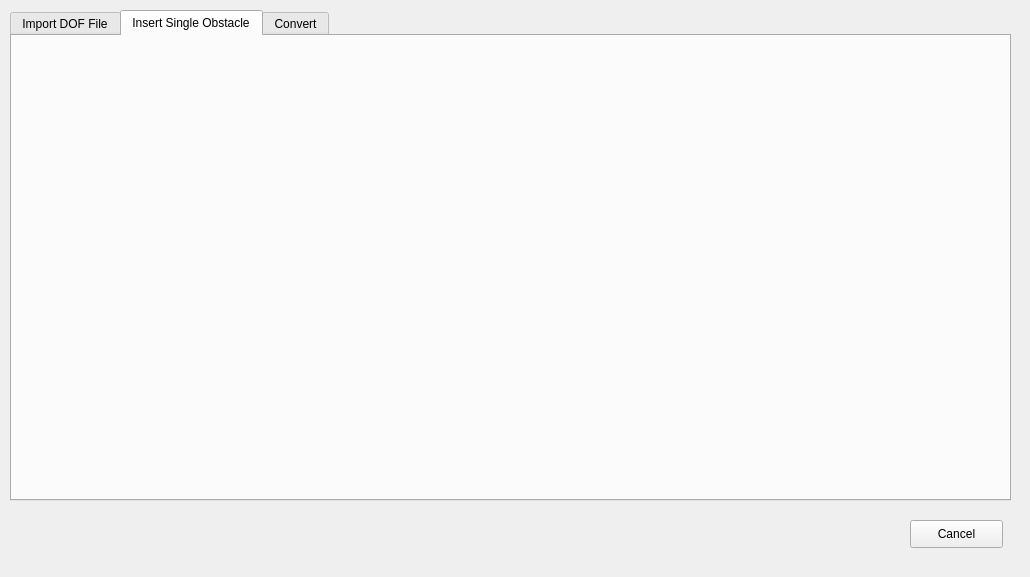
Above: obstacle_faa_dof_db/obstacle_faa_dof_db_dialog_base.ui from strpaw/ObstacleDatabase_FAA_DOF before the change. Below: the same form after it.
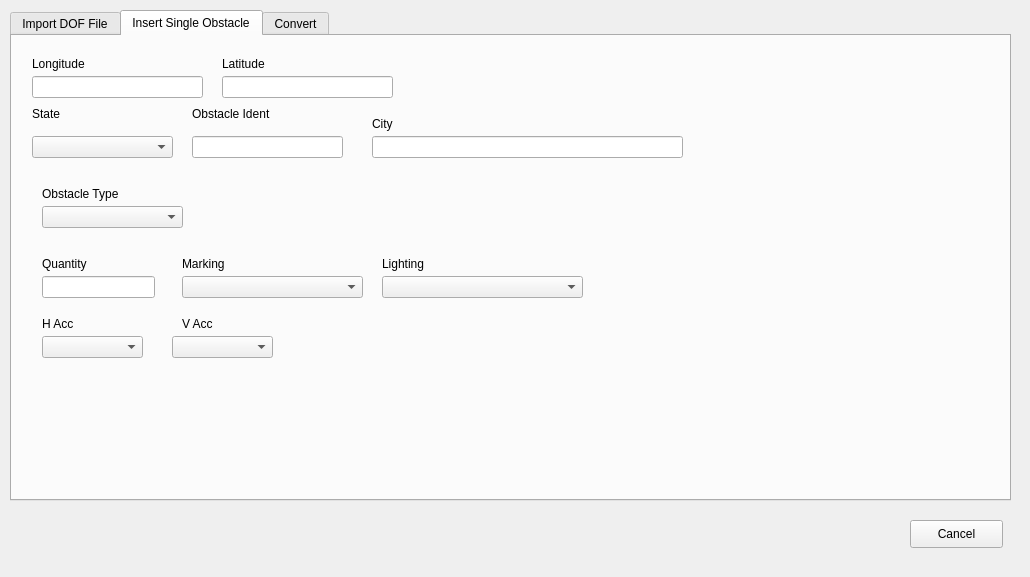
That is the form after the change. The open tabs and pages were chosen to show the change. Custom widgets are drawn as their Qt base class.

Commit message: Add GUI for inserting single obstacle

Patch:
```diff
--- a/obstacle_faa_dof_db/obstacle_faa_dof_db_dialog_base.ui
+++ b/obstacle_faa_dof_db/obstacle_faa_dof_db_dialog_base.ui
@@ -99,6 +99,259 @@
     <attribute name="title">
      <string>Insert Single Obstacle</string>
     </attribute>
+    <widget class="QComboBox" name="comboBoxState">
+     <property name="geometry">
+      <rect>
+       <x>20</x>
+       <y>100</y>
+       <width>141</width>
+       <height>22</height>
+      </rect>
+     </property>
+    </widget>
+    <widget class="QLineEdit" name="lineEditObstacleIdent">
+     <property name="geometry">
+      <rect>
+       <x>180</x>
+       <y>100</y>
+       <width>151</width>
+       <height>22</height>
+      </rect>
+     </property>
+    </widget>
+    <widget class="QComboBox" name="comboBoxObstacleType">
+     <property name="geometry">
+      <rect>
+       <x>30</x>
+       <y>170</y>
+       <width>141</width>
+       <height>22</height>
+      </rect>
+     </property>
+    </widget>
+    <widget class="QLabel" name="label_6">
+     <property name="geometry">
+      <rect>
+       <x>20</x>
+       <y>70</y>
+       <width>55</width>
+       <height>16</height>
+      </rect>
+     </property>
+     <property name="text">
+      <string>State</string>
+     </property>
+    </widget>
+    <widget class="QLabel" name="label_7">
+     <property name="geometry">
+      <rect>
+       <x>180</x>
+       <y>70</y>
+       <width>91</width>
+       <height>16</height>
+      </rect>
+     </property>
+     <property name="text">
+      <string>Obstacle Ident</string>
+     </property>
+    </widget>
+    <widget class="QLabel" name="label_8">
+     <property name="geometry">
+      <rect>
+       <x>30</x>
+       <y>150</y>
+       <width>91</width>
+       <height>16</height>
+      </rect>
+     </property>
+     <property name="text">
+      <string>Obstacle Type</string>
+     </property>
+    </widget>
+    <widget class="QLabel" name="label_9">
+     <property name="geometry">
+      <rect>
+       <x>360</x>
+       <y>80</y>
+       <width>55</width>
+       <height>16</height>
+      </rect>
+     </property>
+     <property name="text">
+      <string>City</string>
+     </property>
+    </widget>
+    <widget class="QLineEdit" name="lineEditCity">
+     <property name="geometry">
+      <rect>
+       <x>360</x>
+       <y>100</y>
+       <width>311</width>
+       <height>22</height>
+      </rect>
+     </property>
+    </widget>
+    <widget class="QLineEdit" name="lineEditLongitude">
+     <property name="geometry">
+      <rect>
+       <x>20</x>
+       <y>40</y>
+       <width>171</width>
+       <height>22</height>
+      </rect>
+     </property>
+    </widget>
+    <widget class="QLineEdit" name="lineEditLatitude">
+     <property name="geometry">
+      <rect>
+       <x>210</x>
+       <y>40</y>
+       <width>171</width>
+       <height>22</height>
+      </rect>
+     </property>
+    </widget>
+    <widget class="QLabel" name="label_10">
+     <property name="geometry">
+      <rect>
+       <x>20</x>
+       <y>20</y>
+       <width>61</width>
+       <height>16</height>
+      </rect>
+     </property>
+     <property name="text">
+      <string>Longitude</string>
+     </property>
+    </widget>
+    <widget class="QLabel" name="label_11">
+     <property name="geometry">
+      <rect>
+       <x>210</x>
+       <y>20</y>
+       <width>55</width>
+       <height>16</height>
+      </rect>
+     </property>
+     <property name="text">
+      <string>Latitude</string>
+     </property>
+    </widget>
+    <widget class="QLineEdit" name="lineEditQuantity">
+     <property name="geometry">
+      <rect>
+       <x>30</x>
+       <y>240</y>
+       <width>113</width>
+       <height>22</height>
+      </rect>
+     </property>
+    </widget>
+    <widget class="QLabel" name="label_12">
+     <property name="geometry">
+      <rect>
+       <x>30</x>
+       <y>220</y>
+       <width>55</width>
+       <height>16</height>
+      </rect>
+     </property>
+     <property name="text">
+      <string>Quantity</string>
+     </property>
+    </widget>
+    <widget class="QComboBox" name="comboBoxMarking">
+     <property name="geometry">
+      <rect>
+       <x>170</x>
+       <y>240</y>
+       <width>181</width>
+       <height>22</height>
+      </rect>
+     </property>
+    </widget>
+    <widget class="QComboBox" name="comboBoxLighting">
+     <property name="geometry">
+      <rect>
+       <x>370</x>
+       <y>240</y>
+       <width>201</width>
+       <height>22</height>
+      </rect>
+     </property>
+    </widget>
+    <widget class="QLabel" name="label_13">
+     <property name="geometry">
+      <rect>
+       <x>170</x>
+       <y>220</y>
+       <width>55</width>
+       <height>16</height>
+      </rect>
+     </property>
+     <property name="text">
+      <string>Marking</string>
+     </property>
+    </widget>
+    <widget class="QLabel" name="label_14">
+     <property name="geometry">
+      <rect>
+       <x>370</x>
+       <y>220</y>
+       <width>55</width>
+       <height>16</height>
+      </rect>
+     </property>
+     <property name="text">
+      <string>Lighting</string>
+     </property>
+    </widget>
+    <widget class="QLabel" name="label_15">
+     <property name="geometry">
+      <rect>
+       <x>30</x>
+       <y>280</y>
+       <width>55</width>
+       <height>16</height>
+      </rect>
+     </property>
+     <property name="text">
+      <string>H Acc</string>
+     </property>
+    </widget>
+    <widget class="QLabel" name="label_16">
+     <property name="geometry">
+      <rect>
+       <x>170</x>
+       <y>280</y>
+       <width>55</width>
+       <height>16</height>
+      </rect>
+     </property>
+     <property name="text">
+      <string>V Acc</string>
+     </property>
+    </widget>
+    <widget class="QComboBox" name="comboBoxHorlAcc">
+     <property name="geometry">
+      <rect>
+       <x>30</x>
+       <y>300</y>
+       <width>101</width>
+       <height>22</height>
+      </rect>
+     </property>
+    </widget>
+    <widget class="QComboBox" name="comboBoxVertAcc">
+     <property name="geometry">
+      <rect>
+       <x>160</x>
+       <y>300</y>
+       <width>101</width>
+       <height>22</height>
+      </rect>
+     </property>
+    </widget>
    </widget>
    <widget class="QWidget" name="tab_3">
     <attribute name="title">
```
Left out of the diff: 2 changed lines with no effect on the pictures.
